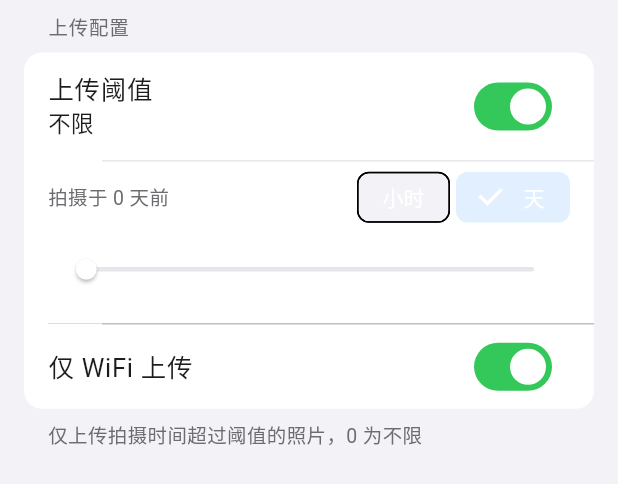
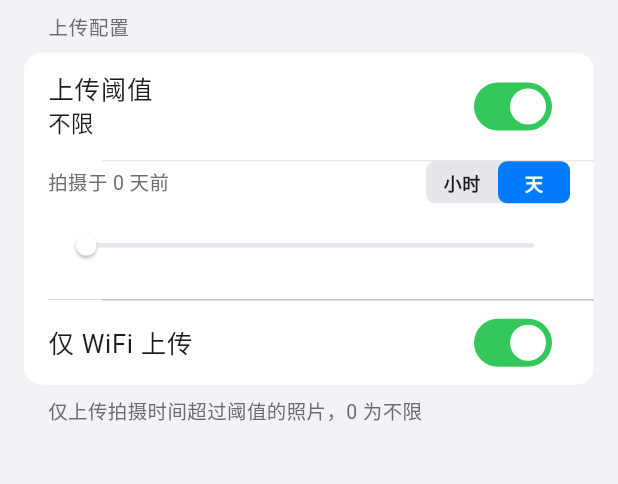
Before and after one commit to kungf/enpix, a Flutter app: the UploadSection widget shown alone on an empty page, opened directly, on a phone screen of 412 x 824 dp. Shown: the top 484 px of the screen. Run offline on Flutter 3.47's test engine with Material 3 defaults, Android fonts, the phone set to English and light mode, and no system bars; our stand-ins replace device_info_plus, dio, fl_chart, flutter_riverpod, flutter_secure_storage; missing offline and left inert: cryptography, photo_manager; accounts and stored records are empty.

Commit message:
feat: redesign upload threshold unit selector as iOS 18 segmented control
Replace ChoiceChip with custom _UnitSegment for better contrast
and tap target consistency. Hours/days buttons now have equal
48px width and clear blue-on-white selected state.

Co-Authored-By: Claude <noreply@anthropic.com>

```diff
--- a/lib/presentation/screens/settings/widgets/upload_section.dart
+++ b/lib/presentation/screens/settings/widgets/upload_section.dart
@@ -51,13 +51,16 @@ class _UploadSectionState extends State<UploadSection> {
               Text('拍摄于 ${_delayDays.toInt()} ${_unitHours ? '小时' : '天'}前',
                   style: const TextStyle(fontSize: 13, color: AppColors.labelSecondary)),
               const Spacer(),
-              ChoiceChip(label: const Text('小时'), selected: _unitHours,
-                onSelected: (_) => setState(() { _unitHours = true; if (_delayDays > 72) _delayDays = 72; })),
-              const SizedBox(width: AppSpacing.xs),
-              ChoiceChip(label: const Text('天'), selected: !_unitHours,
-                onSelected: (_) => setState(() => _unitHours = false)),
+              _UnitSegment(
+                isHours: _unitHours,
+                onChanged: (hours) => setState(() {
+                  _unitHours = hours;
+                  if (hours && _delayDays > 72) _delayDays = 72;
+                }),
+              ),
             ],
           ),
+          const SizedBox(height: AppSpacing.xs),
           Slider(value: _delayDays, min: 0, max: _unitHours ? 72 : 365, divisions: _unitHours ? 72 : 73,
             onChanged: (v) => setState(() => _delayDays = v)),
         ],
@@ -65,3 +68,75 @@ class _UploadSectionState extends State<UploadSection> {
     );
   }
 }
+
+/// iOS 18-style inline segmented toggle for hours/days unit selection.
+class _UnitSegment extends StatelessWidget {
+  final bool isHours;
+  final ValueChanged<bool> onChanged;
+
+  const _UnitSegment({required this.isHours, required this.onChanged});
+
+  @override
+  Widget build(BuildContext context) {
+    return Container(
+      height: 28,
+      decoration: BoxDecoration(
+        color: AppColors.fillPrimary,
+        borderRadius: BorderRadius.circular(6),
+      ),
+      child: Row(
+        mainAxisSize: MainAxisSize.min,
+        children: [
+          _UnitSegmentButton(
+            label: '小时',
+            selected: isHours,
+            onTap: () => onChanged(true),
+          ),
+          _UnitSegmentButton(
+            label: '天',
+            selected: !isHours,
+            onTap: () => onChanged(false),
+          ),
+        ],
+      ),
+    );
+  }
+}
+
+class _UnitSegmentButton extends StatelessWidget {
+  final String label;
+  final bool selected;
+  final VoidCallback onTap;
+
+  const _UnitSegmentButton({
+    required this.label,
+    required this.selected,
+    required this.onTap,
+  });
+
+  @override
+  Widget build(BuildContext context) {
+    return GestureDetector(
+      onTap: onTap,
+      child: AnimatedContainer(
+        duration: const Duration(milliseconds: 200),
+        width: 48,
+        padding: EdgeInsets.zero,
+        alignment: Alignment.center,
+        height: 28,
+        decoration: BoxDecoration(
+          color: selected ? AppColors.brandBlue : Colors.transparent,
+          borderRadius: BorderRadius.circular(6),
+        ),
+        child: Text(
+          label,
+          style: TextStyle(
+            fontSize: 12,
+            fontWeight: FontWeight.w600,
+            color: selected ? Colors.white : AppColors.labelPrimary,
+          ),
+        ),
+      ),
+    );
+  }
+}
```
